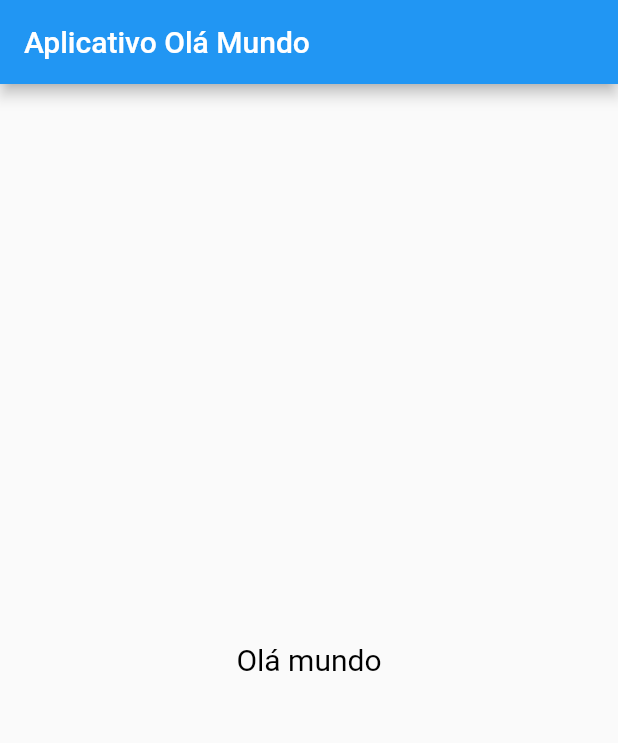
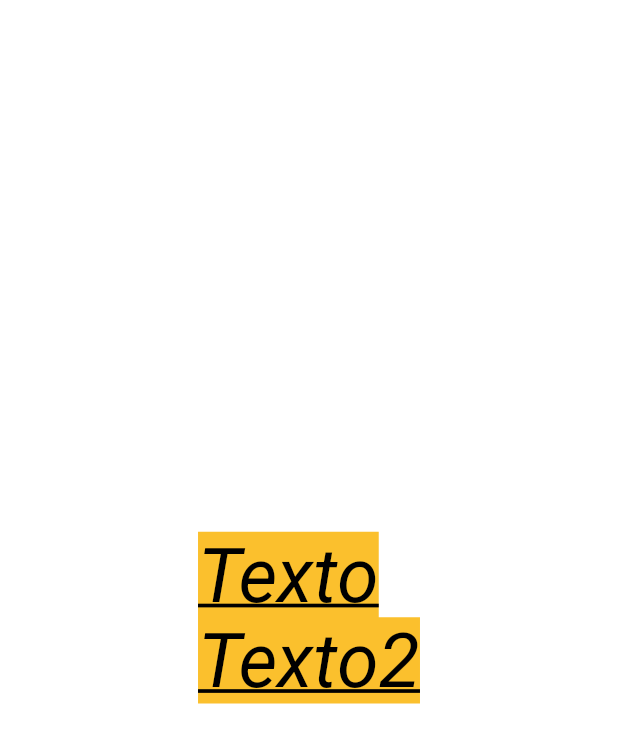
Before and after one commit to thiago-dsd/Flutter, a Flutter app: the screen it shows after launch, on a phone screen of 412 x 824 dp. Shown: the top 743 px of the screen. Run offline on Flutter 3.47's test engine with Material 2 defaults, Android fonts, the phone set to English and light mode, and no system bars.

Commit message:
Add TextStyle example

```diff
--- a/lib/main.dart
+++ b/lib/main.dart
@@ -1,23 +1,28 @@
 import 'package:flutter/material.dart';
 
-/*
-  Scaffold - significa andaime em inglês
-*/
 void main() {
-  runApp(
-    MaterialApp(
-      home: Scaffold(
-        appBar: AppBar(
-          title: Text("Aplicativo Olá Mundo"),
-        ),
-        body:Center(
-          child: Text(
-              "Olá mundo",
-              style: TextStyle(fontSize: 20,color: Colors.black,
-              )
-          ),
-        ),
+  runApp(MyApp());
+}
+
+class MyApp extends StatelessWidget {
+  const MyApp({super.key});
+
+  @override
+  Widget build(BuildContext context) {
+    return Center(
+      child: Container(
+        child: Text('Texto\nTexto2',
+            textDirection: TextDirection.ltr,
+            style: TextStyle(
+              fontSize: 50,
+              height: 1.15, //distance between fonts, proportional
+              fontWeight: FontWeight.normal,
+              fontStyle: FontStyle.italic,
+              color: Colors.black,
+              backgroundColor: Colors.yellow.shade700,
+              decoration: TextDecoration.underline
+            )),
       ),
-    ),
-  );
+    );
+  }
 }
```
